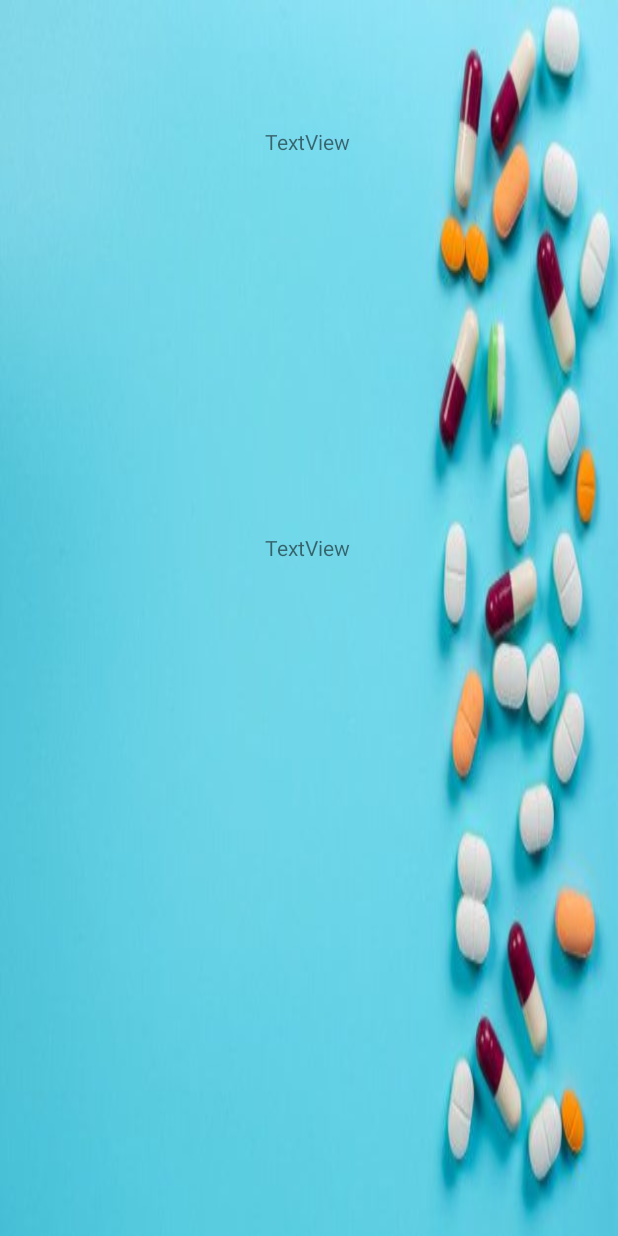
After one commit to Mohd-saqr/Patient-Helper, an Android app: the ShowInfoActivity screen opened directly, with no data from a screen before it, on a phone screen of 412 x 824 dp. The commit adds this screen. Run offline under Robolectric (Android 15) with nearby library versions, the phone set to English and light mode, and no system bars.

Commit message:
show Drug Details

```diff
--- a/app/src/main/AndroidManifest.xml
+++ b/app/src/main/AndroidManifest.xml
@@ -24,6 +24,9 @@
         android:theme="@style/Theme.PatientHelper"
         android:usesCleartextTraffic="true"
         tools:targetApi="31">
+        <activity
+            android:name=".activities.ShowInfoActivity"
+            android:exported="false"/>
         <activity
             android:name=".activities.TestActivity"
             android:exported="false" />
--- /dev/null
+++ b/app/src/main/java/com/patient/patienthelper/activities/ShowInfoActivity.java
@@ -0,0 +1,81 @@
+package com.patient.patienthelper.activities;
+
+import android.content.Intent;
+import android.os.Bundle;
+import android.widget.ProgressBar;
+import android.widget.TextView;
+
+import androidx.annotation.Nullable;
+import androidx.appcompat.app.AppCompatActivity;
+
+import com.patient.patienthelper.R;
+import com.patient.patienthelper.api.DrugDetails;
+import com.patient.patienthelper.api.GetApi;
+
+import java.io.IOException;
+import java.util.ArrayList;
+import java.util.List;
+
+import retrofit2.Call;
+import retrofit2.Callback;
+import retrofit2.Response;
+
+public class ShowInfoActivity extends AppCompatActivity  {
+List<DrugDetails> drugDetailsList=new ArrayList<>();
+TextView textViewName;
+TextView textViewDesc;
+ProgressBar progressBar;
+    @Override
+    protected void onCreate(@Nullable Bundle savedInstanceState) {
+        super.onCreate(savedInstanceState);
+        setContentView(R.layout.show_details);
+        textViewName=findViewById(R.id.drugName);
+         textViewDesc=findViewById(R.id.drugDesc);
+         progressBar=findViewById(R.id.progressBar_ShowInfo);
+        try {
+            fetchdATA();
+        } catch (IOException e) {
+            e.printStackTrace();
+        }
+
+
+    }
+
+    private void fetchdATA() throws IOException {
+
+        GetApi.getDrugDetails().enqueue(new Callback<List<DrugDetails>>() {
+            @Override
+            public void onResponse(Call<List<DrugDetails>> call, Response<List<DrugDetails>> response) {
+                List<DrugDetails> details = response.body();
+                drugDetailsList.addAll(details);
+
+                setUriData();
+
+
+            }
+
+
+
+            @Override
+            public void onFailure(Call<List<DrugDetails>> call, Throwable t) {
+
+            }
+        });
+    }
+
+    private void setUriData() {
+        Intent intent=getIntent();
+        String name=intent.getStringExtra("drugName");
+        System.out.println("size" + drugDetailsList.size());
+        System.out.println("name"+name);
+        for (DrugDetails det:drugDetailsList
+        ) {
+            if (det.getDrug_Name().equals(name)){
+                textViewName.setText(det.getDrug_Name());
+                textViewDesc.setText(det.getDrug_description());
+            }
+        }
+    }
+
+
+}
--- a/app/src/main/java/com/patient/patienthelper/api/ApiMethod.java
+++ b/app/src/main/java/com/patient/patienthelper/api/ApiMethod.java
@@ -18,4 +18,8 @@ public interface ApiMethod {
     // https://patientapi2022.herokuapp.com/api/con
     @GET("api/con")
     Call<List<Conflicts>> listConflicts();
+
+    // https://patientapi2022.herokuapp.com/api/drugs
+    @GET("api/drugs")
+    Call<List<DrugDetails>> listDrugsDetails();
 }
--- a/app/src/main/java/com/patient/patienthelper/api/GetApi.java
+++ b/app/src/main/java/com/patient/patienthelper/api/GetApi.java
@@ -74,4 +74,21 @@ public class GetApi {
         ApiMethod apiMethod = retrofit.create(ApiMethod.class);
         return apiMethod.listConflicts();
     }
+
+
+    public static Call<List<DrugDetails>> getDrugDetails() throws IOException {
+
+        /**
+         * using the  retrofit library to fetch data from api
+         *          to use this call just call GetApi.getDisease()
+         *          look at lookingForActivity at get api method
+         */
+        Retrofit retrofit = new Retrofit.Builder()
+                .baseUrl("https://patientapi2022.herokuapp.com/")
+                .addConverterFactory(GsonConverterFactory.create())
+                .build();
+
+        ApiMethod apiMethod = retrofit.create(ApiMethod.class);
+        return apiMethod.listDrugsDetails();
+    }
 }
--- /dev/null
+++ b/app/src/main/res/layout/show_details.xml
@@ -0,0 +1,45 @@
+<?xml version="1.0" encoding="utf-8"?>
+<androidx.constraintlayout.widget.ConstraintLayout xmlns:android="http://schemas.android.com/apk/res/android"
+    xmlns:app="http://schemas.android.com/apk/res-auto"
+    xmlns:tools="http://schemas.android.com/tools"
+    android:layout_width="match_parent"
+android:background="@drawable/drugback"
+    android:layout_height="match_parent">
+
+    <TextView
+        android:id="@+id/drugName"
+        android:layout_width="wrap_content"
+        android:layout_height="wrap_content"
+        android:text="TextView"
+        app:layout_constraintBottom_toBottomOf="parent"
+        app:layout_constraintEnd_toEndOf="parent"
+        app:layout_constraintHorizontal_bias="0.498"
+        app:layout_constraintStart_toStartOf="parent"
+        app:layout_constraintTop_toTopOf="parent"
+        app:layout_constraintVertical_bias="0.105" />
+
+    <TextView
+        android:id="@+id/drugDesc"
+        android:layout_width="wrap_content"
+        android:layout_height="wrap_content"
+        android:text="TextView"
+        app:layout_constraintBottom_toBottomOf="parent"
+        app:layout_constraintEnd_toEndOf="parent"
+        app:layout_constraintHorizontal_bias="0.498"
+        app:layout_constraintStart_toStartOf="parent"
+        app:layout_constraintTop_toBottomOf="@+id/drugName"
+        app:layout_constraintVertical_bias="0.359" />
+    <ProgressBar
+        android:id="@+id/progressBar_ShowInfo"
+        android:visibility="invisible"
+
+        app:layout_constraintStart_toStartOf="parent"
+        app:layout_constraintEnd_toEndOf="parent"
+        app:layout_constraintTop_toTopOf="parent"
+        app:layout_constraintBottom_toBottomOf="parent"
+        style="?android:attr/progressBarStyle"
+        android:layout_width="wrap_content"
+        android:layout_height="wrap_content"
+        tools:layout_editor_absoluteX="184dp"
+        tools:layout_editor_absoluteY="324dp" />
+</androidx.constraintlayout.widget.ConstraintLayout>
```
Also changed, not shown: app/src/main/java/com/patient/patienthelper/activities/DrugActivity.java (+4 -4 lines), app/src/main/java/com/patient/patienthelper/adapters/DrugRecyclerAdapter.java (+23 -4 lines), app/src/main/java/com/patient/patienthelper/api/DrugDetails.java (added, +30 -0 lines), app/src/main/res/drawable/drugback.jpg (added).
